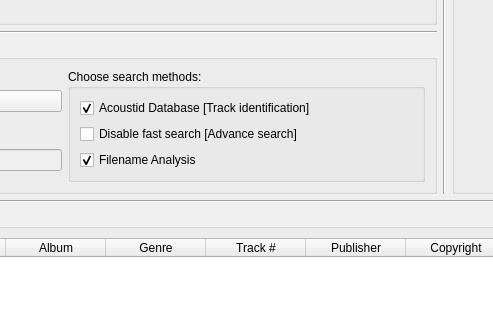
First picture: the form in modules/gui/qt/ui/extmetamanager.ui, repository ASantosVal/vlc, before the edit; both pictures show x 318 to 811 and y 117 to 437 of the 1200 by 700 pixel window.
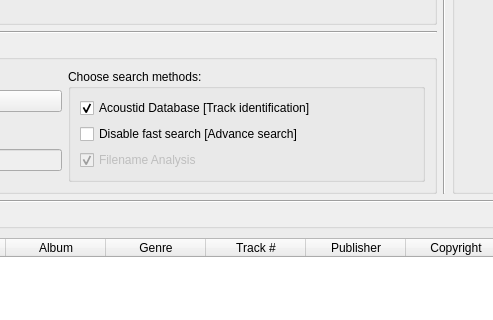
Second picture: the form after the edit.

Commit message: Improved Search function

What changed in the file:
```diff
--- a/modules/gui/qt/ui/extmetamanager.ui
+++ b/modules/gui/qt/ui/extmetamanager.ui
@@ -300,6 +300,9 @@
          </item>
          <item>
           <widget class="QCheckBox" name="checkBox_filenameAnalysis">
+           <property name="enabled">
+            <bool>false</bool>
+           </property>
            <property name="text">
             <string>Filename Analysis</string>
            </property>
```
The commit also changes 2 other files.
